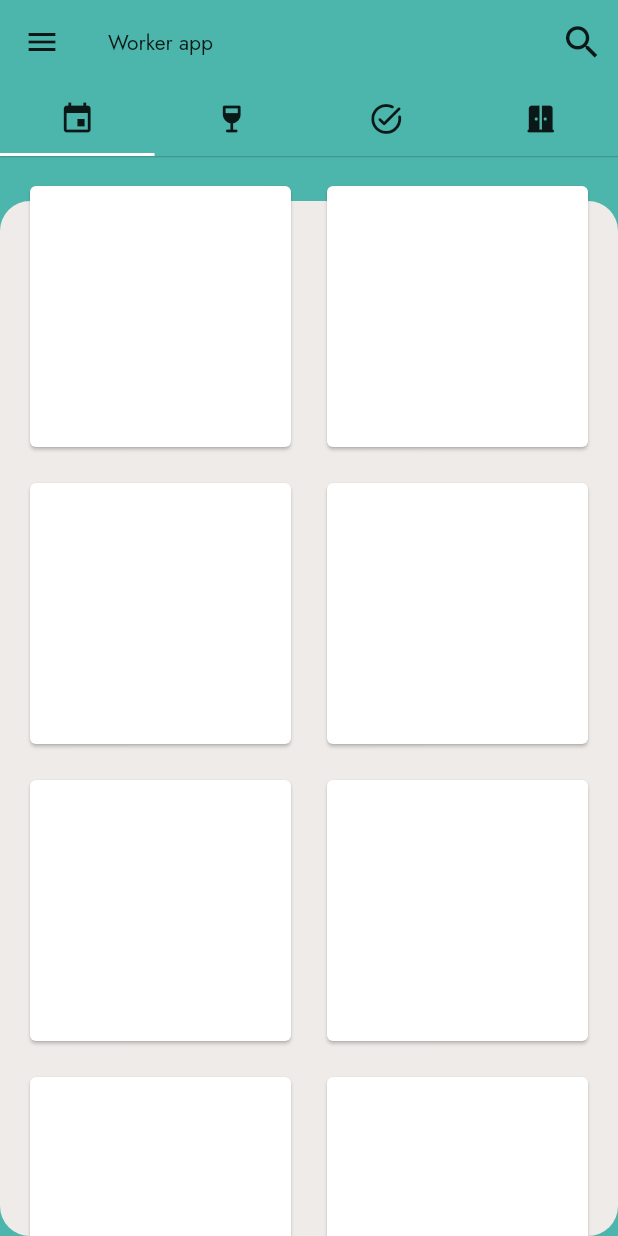
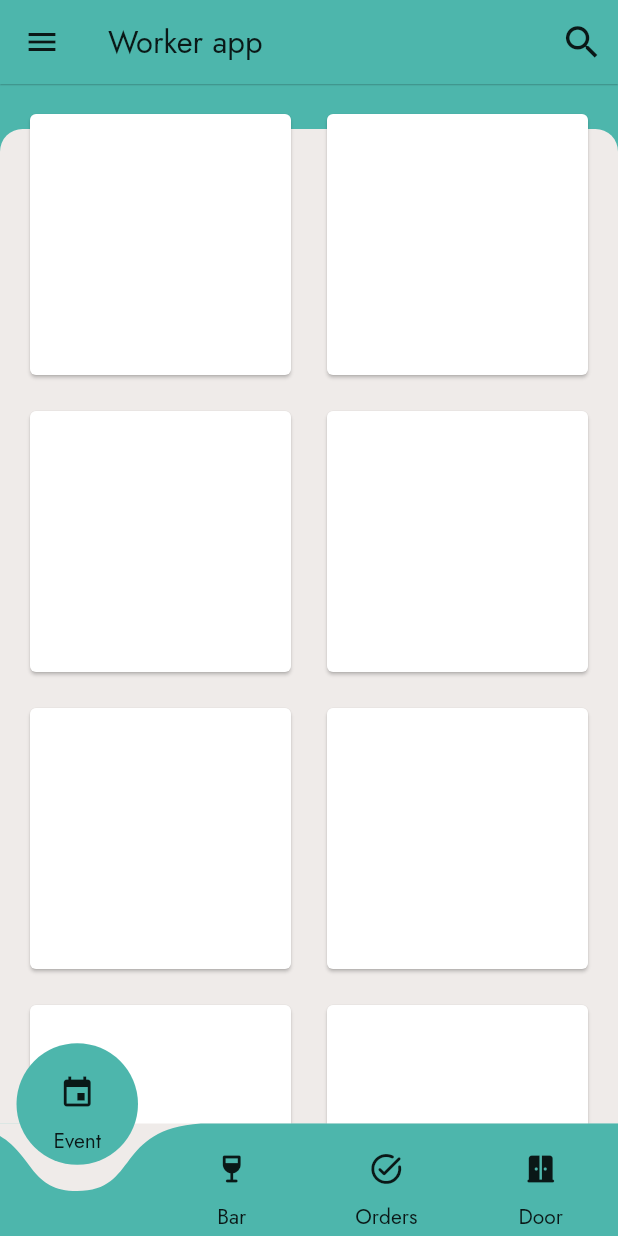
Before and after one commit to MayarAboumahmood/worker_app, a Flutter app: the BarPage screen opened by its route, on a phone screen of 412 x 824 dp. Run offline on Flutter 3.47's test engine with Material 2 defaults, Android fonts, the phone set to English and light mode, and no system bars; drawn by our look-alikes of curved_navigation_bar; our stand-ins replace auto_size_text, get, shared_preferences, sized_context; accounts and stored records are empty.

Commit message:
adding the bottom bar without the connection.

```diff
--- a/worker_app/lib/constant/theme.dart
+++ b/worker_app/lib/constant/theme.dart
@@ -108,7 +108,7 @@ class Themes {
           color: skinColorWhite,
           fontFamily:
               jostFontFamily), //controller the color of the appbar text.
-      iconTheme: IconThemeData(color: backGroundDarkColor),
+      iconTheme: IconThemeData(color: skinColorWhite),
 
       color: backGroundDarkColor.withOpacity(
           0.1), //here to control the app bar color "and it's the same whit background color".
--- a/worker_app/lib/view/screens/bar/bar_page.dart
+++ b/worker_app/lib/view/screens/bar/bar_page.dart
@@ -4,16 +4,18 @@ import 'package:worker_app/constant/text_style.dart';
 
 import '../../../constant/sizes.dart';
 import '../../../constant/theme.dart';
+import '../../widget/bottom_nav_bar.dart';
 import '../../widget/drawer.dart';
 
 class BarPage extends StatelessWidget {
-  const BarPage({super.key});
+  const BarPage({Key? key}) : super(key: key);
 
   @override
   Widget build(BuildContext context) {
     Sizes size = Sizes(context);
     return DefaultTabController(
         length: 4,
+        initialIndex: 0,
         child: Scaffold(
           appBar: createAppBar(size),
           drawer: ProjectDrawer(),
@@ -26,7 +28,10 @@ class BarPage extends StatelessWidget {
                 margin: const EdgeInsets.only(top: 30),
                 decoration: BoxDecoration(
                   color: Get.isDarkMode ? backGroundDarkColor : skinColorWhite,
-                borderRadius: BorderRadius.circular(20),
+                  borderRadius: const BorderRadius.only(
+                    topLeft: Radius.circular(15),
+                    topRight: Radius.circular(15),
+                  ),
                 ),
               ),
               TabBarView(
@@ -39,7 +44,121 @@ class BarPage extends StatelessWidget {
               ),
             ],
           ),
+          bottomNavigationBar: const BottomNavBar(),
+        ));
+  }
+
+  Widget createMyBottomBar() {
+    return Container(
+        color: Get.isDarkMode ? backGroundDarkColor : skinColorWhite,
+        height: Get.size.height * .12,
+        child: BottomAppBar(
+          color: Get.isDarkMode ? darkPrimaryColor : primaryColor,
+          child: TabBar(
+            dividerColor: Get.isDarkMode ? backGroundDarkColor : skinColorWhite,
+            indicatorColor:
+                Get.isDarkMode ? backGroundDarkColor : skinColorWhite,
+            tabs: [
+              // Container(
+              //   margin: EdgeInsets.only(
+              //     top: Get.size.height * .02,
+              //   ),
+              //   height: Get.size.height * .1,
+              //   color: Get.isDarkMode ? darkPrimaryColor : primaryColor,
+              // ),
+              bottomBarUnite(Icons.event, 'Events'.tr, Get.size.width * .26, 2),
+              bottomBarUnite(
+                  Icons.wine_bar_rounded, 'Bar'.tr, Get.size.width * .5, 2),
+              bottomBarUnite(
+                  Icons.task_alt_rounded, 'Orders'.tr, Get.size.width * .74, 2),
+              bottomBarUnite(Icons.door_sliding_rounded, 'Door'.tr,
+                  Get.size.width * .02, 2),
+            ],
           ),
+        ));
+  }
+
+  Widget bottomBarUnite(
+      IconData? icon, String text, double left, double bottom) {
+    return GestureDetector(
+        onTap: () {},
+        child: AnimatedContainer(
+          height: Get.size.height * .11,
+          width: Get.size.height * .11,
+          padding: const EdgeInsets.all(20),
+          duration: const Duration(milliseconds: 100),
+          decoration: BoxDecoration(
+              border: Border.all(
+                color: Get.isDarkMode ? backGroundDarkColor : skinColorWhite!,
+                width: 4.0,
+              ),
+              color: Get.isDarkMode ? darkPrimaryColor : primaryColor,
+              shape: BoxShape.circle),
+          child: Column(children: [
+            Icon(
+              icon,
+              color: Get.isDarkMode ? skinColorWhite : backGroundDarkColor,
+            ),
+            Text(
+              text,
+              style: generalTextStyle(null),
+            ),
+          ]),
+        ));
+  }
+
+  Widget createBottomBar() {
+    return ClipRRect(
+      borderRadius: const BorderRadius.only(
+          topLeft: Radius.circular(10), topRight: Radius.circular(10)),
+      child: BottomAppBar(
+        color: Get.isDarkMode ? darkPrimaryColor : primaryColor,
+        child: TabBar(
+          dividerColor: Get.isDarkMode ? backGroundDarkColor : skinColorWhite,
+          indicatorColor: Get.isDarkMode ? backGroundDarkColor : skinColorWhite,
+          tabs: [
+            Tab(
+              text: 'Events'.tr,
+              icon: Icon(
+                Icons.event,
+                color: Get.isDarkMode ? skinColorWhite : backGroundDarkColor,
+              ),
+            ),
+            Tab(
+              text: 'Bar'.tr,
+              icon: Icon(
+                Icons.wine_bar_rounded,
+                color: Get.isDarkMode ? skinColorWhite : backGroundDarkColor,
+              ),
+            ),
+            Tab(
+              text: 'Orders'.tr,
+              icon: Icon(
+                Icons.task_alt_rounded,
+                color: Get.isDarkMode ? skinColorWhite : backGroundDarkColor,
+              ),
+            ),
+            Tab(
+              icon: Icon(
+                Icons.door_sliding_rounded,
+                color: Get.isDarkMode ? skinColorWhite : backGroundDarkColor,
+              ),
+              child: Text(
+                'Door'.tr,
+                style: generalTextStyle(null),
+              ),
+            ),
+          ],
+        ),
+      ),
+    );
+  }
+
+  Widget verticalDivider() {
+    return VerticalDivider(
+      width: 0,
+      thickness: 2,
+      color: Get.isDarkMode ? backGroundDarkColor : skinColorWhite,
     );
   }
 
@@ -68,7 +187,7 @@ class BarPage extends StatelessWidget {
       backgroundColor: Get.isDarkMode ? darkPrimaryColor : primaryColor,
       title: Text(
         'Worker app'.tr,
-        style: generalTextStyle(null),
+        style: generalTextStyle(size.appBarTextSize / 2),
       ),
       actions: [
         IconButton(
@@ -82,34 +201,6 @@ class BarPage extends StatelessWidget {
           },
         ),
       ],
-      bottom: TabBar(
-        tabs: [
-          Tab(
-            icon: Icon(
-              Icons.event,
-              color: Get.isDarkMode ? skinColorWhite : backGroundDarkColor,
-            ),
-          ),
-          Tab(
-            icon: Icon(
-              Icons.wine_bar_rounded,
-              color: Get.isDarkMode ? skinColorWhite : backGroundDarkColor,
-            ),
-          ),
-          Tab(
-            icon: Icon(
-              Icons.task_alt_rounded,
-              color: Get.isDarkMode ? skinColorWhite : backGroundDarkColor,
-            ),
-          ),
-          Tab(
-            icon: Icon(
-              Icons.door_sliding_rounded,
-              color: Get.isDarkMode ? skinColorWhite : backGroundDarkColor,
-            ),
-          ),
-        ],
-      ),
     );
   }
 }
--- /dev/null
+++ b/worker_app/lib/view/widget/bottom_nav_bar.dart
@@ -0,0 +1,68 @@
+import 'package:flutter/material.dart';
+import 'package:curved_navigation_bar/curved_navigation_bar.dart';
+import 'package:get/get.dart';
+
+import '../../constant/text_style.dart';
+import '../../constant/theme.dart';
+
+void main() => runApp(const MaterialApp(home: BottomNavBar()));
+
+class BottomNavBar extends StatefulWidget {
+  const BottomNavBar({super.key});
+
+  @override
+  BottomNavBarState createState() => BottomNavBarState();
+}
+
+class BottomNavBarState extends State<BottomNavBar> {
+  int page = 0;
+  GlobalKey<CurvedNavigationBarState> bottomNavigationKey = GlobalKey();
+
+  @override
+  Widget build(BuildContext context) {
+    return CurvedNavigationBar(
+      key: bottomNavigationKey,
+      index: 0,
+      height: 75,
+      items: <Widget>[
+        bottomBarUnit('Event', Icons.event),
+        bottomBarUnit('Bar', Icons.wine_bar_rounded),
+        bottomBarUnit('Orders', Icons.task_alt_rounded),
+        bottomBarUnit('Door', Icons.door_sliding_rounded),
+      ],
+      color: Get.isDarkMode ? darkPrimaryColor : primaryColor,
+      buttonBackgroundColor: Get.isDarkMode ? darkPrimaryColor : primaryColor,
+      backgroundColor: Get.isDarkMode ? backGroundDarkColor : skinColorWhite!,
+      animationCurve: Curves.easeInOut,
+      animationDuration: const Duration(milliseconds: 300),
+      onTap: (index) {
+        setState(() {
+          print('index :');
+          print(index);
+          page = index;
+        });
+      },
+      letIndexChange: (index) => true,
+    );
+  }
+
+  Widget bottomBarUnit(String title, IconData? icon) {
+    return Padding(
+      padding: const EdgeInsets.only(top: 15),
+      child: SizedBox(
+        height: 65,
+        width: 65,
+        child: Tab(
+          icon: Icon(
+            icon,
+            color: Get.isDarkMode ? skinColorWhite : backGroundDarkColor,
+          ),
+          child: Text(
+            title.tr,
+            style: generalTextStyle(null),
+          ),
+        ),
+      ),
+    );
+  }
+}
--- a/worker_app/pubspec.yaml
+++ b/worker_app/pubspec.yaml
@@ -41,7 +41,7 @@ dependencies:
   connectivity_plus: ^4.0.1
   path_provider: ^2.0.5
   file_picker: 5.2.1
-
+  curved_navigation_bar: ^1.0.3
 
   # The following adds the Cupertino Icons font to your application.
   # Use with the CupertinoIcons class for iOS style icons.
```
Also changed, not shown: worker_app/pubspec.lock. Lines whose indentation alone changed are shown as unchanged.
